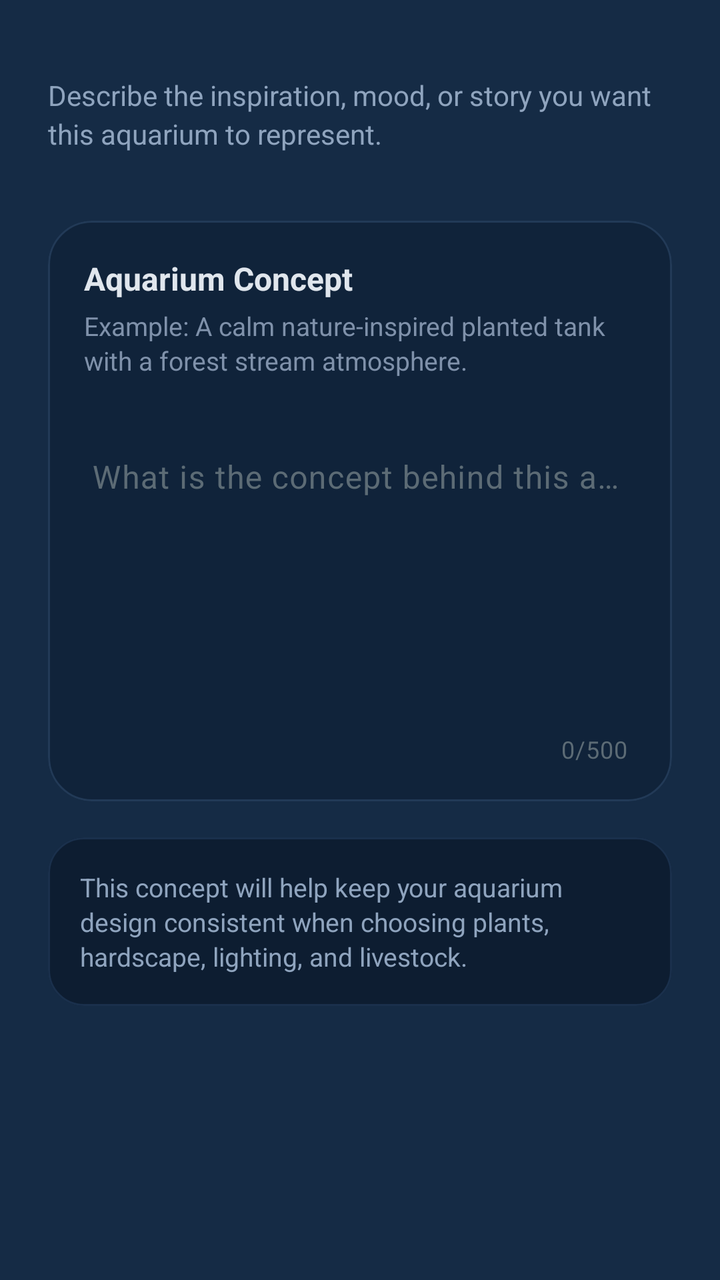
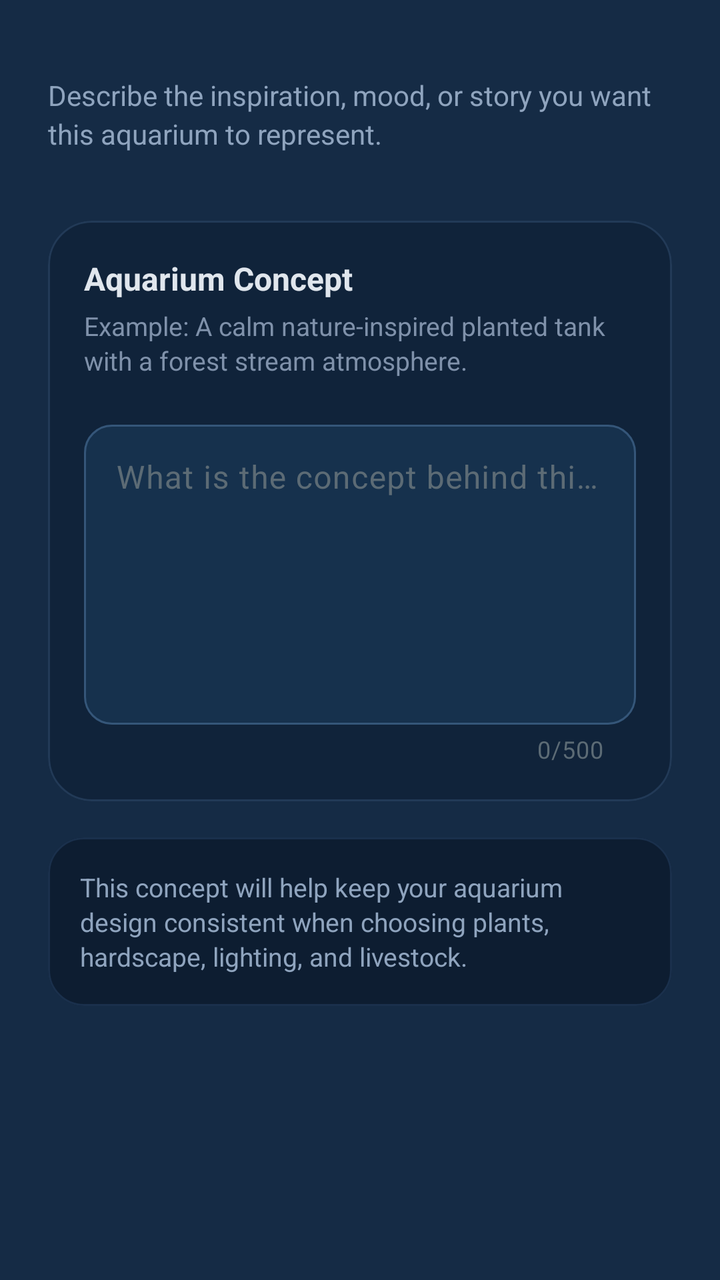

Before-and-after screenshots of an Android layout around one commit, followed by the original layout XML and the change that was made.
<!-- AndroidManifest.xml: application theme AppTheme -->
<!-- res/layout/fragment_tank_description.xml -->
<?xml version="1.0" encoding="utf-8"?>
<ScrollView
    xmlns:android="http://schemas.android.com/apk/res/android"
    xmlns:app="http://schemas.android.com/apk/res-auto"
    android:layout_width="match_parent"
    android:layout_height="match_parent"
    android:background="@color/background_color"
    android:fillViewport="true">

    <LinearLayout
        android:layout_width="match_parent"
        android:layout_height="wrap_content"
        android:orientation="vertical"
        android:paddingStart="24dp"
        android:paddingEnd="24dp"
        android:paddingTop="28dp"
        android:paddingBottom="24dp">

        
        <TextView
            android:id="@+id/tvStepDescription"
            android:layout_width="match_parent"
            android:layout_height="wrap_content"
            android:layout_marginTop="10dp"
            android:text="Describe the inspiration, mood, or story you want this aquarium to represent."
            android:textColor="#8FA4BE"
            android:textSize="14sp"
            android:lineSpacingExtra="3dp" />

        
        <com.google.android.material.card.MaterialCardView
            android:id="@+id/cardTankDescription"
            android:layout_width="match_parent"
            android:layout_height="wrap_content"
            android:layout_marginTop="34dp"
            app:cardBackgroundColor="#10233A"
            app:cardCornerRadius="22dp"
            app:cardElevation="0dp"
            app:strokeColor="#223A57"
            app:strokeWidth="1dp">

            <LinearLayout
                android:layout_width="match_parent"
                android:layout_height="wrap_content"
                android:orientation="vertical"
                android:padding="18dp">

                <TextView
                    android:id="@+id/tvInputTitle"
                    android:layout_width="match_parent"
                    android:layout_height="wrap_content"
                    android:text="Aquarium Concept"
                    android:textColor="?attr/colorOnSurface"
                    android:textSize="16sp"
                    android:textStyle="bold" />

                <TextView
                    android:id="@+id/tvInputHint"
                    android:layout_width="match_parent"
                    android:layout_height="wrap_content"
                    android:layout_marginTop="4dp"
                    android:text="Example: A calm nature-inspired planted tank with a forest stream atmosphere."
                    android:textColor="#7F91AA"
                    android:textSize="13sp"
                    android:lineSpacingExtra="2dp" />

                <com.google.android.material.textfield.TextInputLayout
                    android:id="@+id/tilTankDescription"
                    android:layout_width="match_parent"
                    android:layout_height="wrap_content"
                    android:layout_marginTop="18dp"
                    android:hint="What is the concept behind this aquarium?"
                    app:boxBackgroundMode="outline"
                    app:boxBackgroundColor="#16314D"
                    app:boxCornerRadiusTopStart="14dp"
                    app:boxCornerRadiusTopEnd="14dp"
                    app:boxCornerRadiusBottomStart="14dp"
                    app:boxCornerRadiusBottomEnd="14dp"
                    app:boxStrokeColor="#355679"
                    app:boxStrokeWidth="1dp"
                    app:boxStrokeWidthFocused="2dp"
                    app:hintTextColor="#8ABEF5"
                    app:errorEnabled="true"
                    app:counterEnabled="true"
                    app:counterMaxLength="500">

                    <com.google.android.material.textfield.TextInputEditText
                        android:id="@+id/etTankDescription"
                        android:layout_width="match_parent"
                        android:layout_height="150dp"
                        android:background="@android:color/transparent"
                        android:gravity="top|start"
                        android:inputType="textMultiLine|textCapSentences"
                        android:maxLength="500"
                        android:minLines="5"
                        android:maxLines="8"
                        android:overScrollMode="always"
                        android:paddingStart="4dp"
                        android:paddingEnd="4dp"
                        android:scrollbars="vertical"
                        android:textColor="?attr/colorOnSurface"
                        android:textColorHint="#7F91AA"
                        android:textSize="16sp" />

                </com.google.android.material.textfield.TextInputLayout>

            </LinearLayout>

        </com.google.android.material.card.MaterialCardView>

        
        <com.google.android.material.card.MaterialCardView
            android:id="@+id/cardInfo"
            android:layout_width="match_parent"
            android:layout_height="wrap_content"
            android:layout_marginTop="18dp"
            app:cardBackgroundColor="#0D1D31"
            app:cardCornerRadius="18dp"
            app:cardElevation="0dp"
            app:strokeColor="#1A304C"
            app:strokeWidth="1dp">

            <TextView
                android:id="@+id/tvDescriptionInfo"
                android:layout_width="match_parent"
                android:layout_height="wrap_content"
                android:padding="16dp"
                android:text="This concept will help keep your aquarium design consistent when choosing plants, hardscape, lighting, and livestock."
                android:textColor="#8FA4BE"
                android:textSize="13sp"
                android:lineSpacingExtra="2dp" />

        </com.google.android.material.card.MaterialCardView>

    </LinearLayout>

</ScrollView>
<!-- resources referenced by this layout -->
<resources>
  <color name="background_color">#152B45</color>
  <style name="AppTheme" parent="Theme.Material3.DayNight.NoActionBar">
  
          
          <item name="colorPrimary">@color/md_theme_light_primary</item>
          <item name="colorOnPrimary">@color/md_theme_light_onPrimary</item>
          <item name="colorSecondary">@color/md_theme_light_secondary</item>
          <item name="colorOnSecondary">@color/md_theme_light_onSecondary</item>
  
          
          <item name="android:colorBackground">@color/md_theme_light_background</item>
          <item name="colorSurface">@color/md_theme_light_surface</item>
          <item name="colorOnSurface">@color/md_theme_light_onSurface</item>
  
          
          <item name="colorSurfaceVariant">@color/md_theme_light_surfaceVariant</item>
          <item name="colorOnSurfaceVariant">@color/md_theme_light_onSurfaceVariant</item>
          <item name="colorOutline">@color/md_theme_light_outline</item>
          <item name="colorOutlineVariant">@color/md_theme_light_outlineVariant</item>
          <item name="colorError">@color/md_theme_light_error</item>
          <item name="colorOnError">@color/md_theme_light_onError</item>
  
          
          <item name="android:statusBarColor">@android:color/transparent</item>
          <item name="android:navigationBarColor">@android:color/black</item>
  
          
          <item name="android:windowLightStatusBar">true</item>
          <item name="android:windowLightNavigationBar">true</item>
  
          
          <item name="windowActionBar">false</item>
          <item name="android:windowNoTitle">true</item>
      </style>
  <color name="md_theme_light_primary">#2196F3</color>
  <color name="md_theme_light_onPrimary">#FFFFFF</color>
  <color name="md_theme_light_secondary">#4A6363</color>
  <color name="md_theme_light_onSecondary">#FFFFFF</color>
  <color name="md_theme_light_background">#152B45</color>
  <color name="md_theme_light_surface">#152B45</color>
  <color name="md_theme_light_onSurface">#E0E6ED</color>
  <color name="md_theme_light_surfaceVariant">#233042</color>
  <color name="md_theme_light_onSurfaceVariant">#5C6B75</color>
  <color name="md_theme_light_outline">#455A64</color>
  <color name="md_theme_light_outlineVariant">#37474F</color>
  <color name="md_theme_light_error">#D32F2F</color>
  <color name="md_theme_light_onError">#FFFFFF</color>
</resources>

<!-- the commit's change to res/layout/fragment_tank_description.xml (unified diff, before → after) -->
@@ -71,15 +71,15 @@
                     android:layout_marginTop="18dp"
                     android:hint="What is the concept behind this aquarium?"
                     app:boxBackgroundMode="outline"
-                    app:boxBackgroundColor="#16314D"
+                    app:boxBackgroundColor="@color/aqua_input_background"
                     app:boxCornerRadiusTopStart="14dp"
                     app:boxCornerRadiusTopEnd="14dp"
                     app:boxCornerRadiusBottomStart="14dp"
                     app:boxCornerRadiusBottomEnd="14dp"
-                    app:boxStrokeColor="#355679"
+                    app:boxStrokeColor="@color/aqua_input_stroke_color"
                     app:boxStrokeWidth="1dp"
                     app:boxStrokeWidthFocused="2dp"
-                    app:hintTextColor="#8ABEF5"
+                    app:hintTextColor="@color/aqua_input_hint_color"
                     app:errorEnabled="true"
                     app:counterEnabled="true"
                     app:counterMaxLength="500">
@@ -88,18 +88,16 @@
                         android:id="@+id/etTankDescription"
                         android:layout_width="match_parent"
                         android:layout_height="150dp"
-                        android:background="@android:color/transparent"
                         android:gravity="top|start"
                         android:inputType="textMultiLine|textCapSentences"
                         android:maxLength="500"
                         android:minLines="5"
                         android:maxLines="8"
                         android:overScrollMode="always"
-                        android:paddingStart="4dp"
-                        android:paddingEnd="4dp"
                         android:scrollbars="vertical"
                         android:textColor="?attr/colorOnSurface"
-                        android:textColorHint="#7F91AA"
+                        android:textColorHint="@color/aqua_input_hint_unfocused"
+                        android:textCursorDrawable="@null"
                         android:textSize="16sp" />
 
                 </com.google.android.material.textfield.TextInputLayout>
<!-- resource entries referenced after the edit -->
@@ -1,5 +1,7 @@
 <!-- resources referenced by this layout -->
 <resources>
+  <color name="aqua_input_background">#16314D</color>
+  <color name="aqua_input_hint_unfocused">#7F91AA</color>
   <color name="background_color">#152B45</color>
   <style name="AppTheme" parent="Theme.Material3.DayNight.NoActionBar">
   
